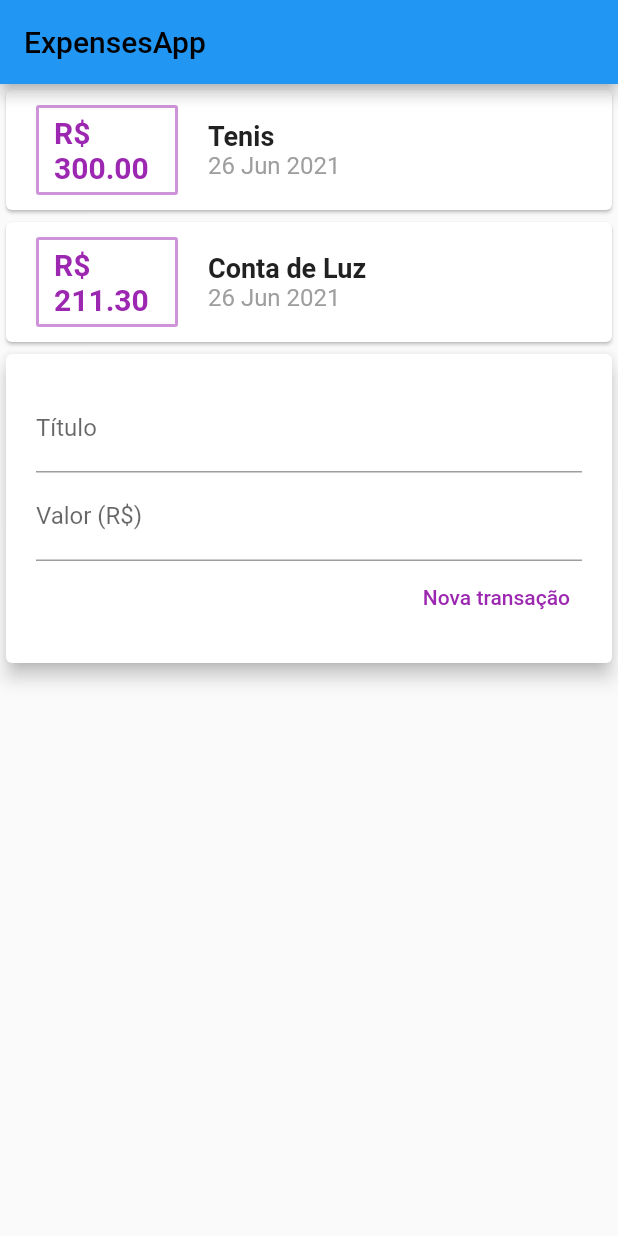
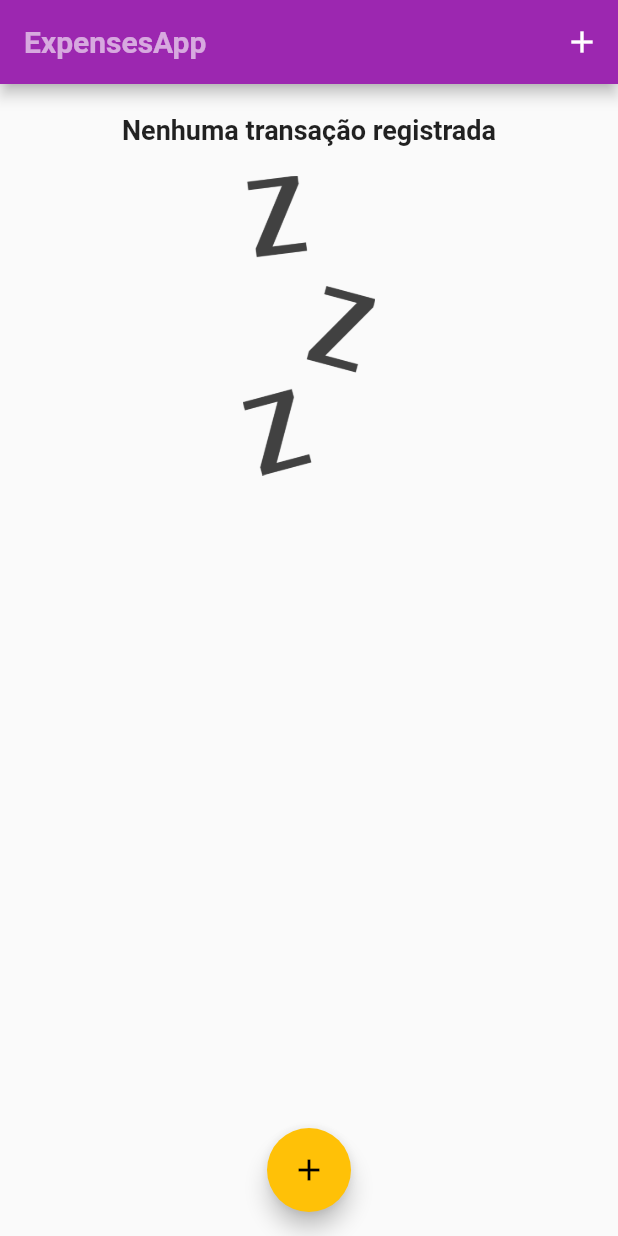
Before and after one commit to rpajf/flutter-expenses, a Flutter app: the screen it shows after launch, on a phone screen of 412 x 824 dp. Run offline on Flutter 3.47's test engine with Material 2 defaults, Android fonts, the phone set to English and light mode, and no system bars; our stand-ins replace rflutter_alert; Roboto replaces fonts that are missing (OpenSans, Roboto-Medium).

Commit message:
Text and image when transactions isEmpty

```diff
--- /dev/null
+++ b/lib/components/transaction_list.dart
@@ -0,0 +1,89 @@
+import 'package:expenses_app/models/transaction.dart';
+import 'package:flutter/material.dart';
+import 'package:intl/intl.dart';
+
+class TransactionList extends StatelessWidget {
+  final List<Transaction> transactions;
+
+  TransactionList(this.transactions);
+
+  @override
+  Widget build(BuildContext context) {
+    return Container(
+      height: 300,
+      child: transactions.isEmpty
+          ? Column(
+              children: <Widget>[
+                  SizedBox(
+                  height: 20,
+                ),
+                Text(
+                  'Nenhuma transação registrada',
+                  style: Theme.of(context).textTheme.headline6,
+                ),
+                SizedBox(
+                  height: 20,
+                ),
+                Container(
+                  height: 200,
+                  child: Image.asset(
+                    'assets/images/waiting.png',
+                    fit: BoxFit.cover,
+                  ),
+                )
+              ],
+            )
+          : ListView.builder(
+              itemCount: transactions.length,
+              itemBuilder: (cntext, index) {
+                final tr = transactions[index];
+                return Card(
+                  child: Row(
+                    children: <Widget>[
+                      Container(
+                        margin: EdgeInsets.symmetric(
+                          horizontal: 15,
+                          vertical: 10,
+                        ),
+                        decoration: BoxDecoration(
+                          border: Border.all(
+                            color: Theme.of(context).primaryColor,
+                            width: 2,
+                          ),
+                        ),
+                        padding: EdgeInsets.all(10),
+                        child: Text(
+                          'R\$ ${tr.value.toStringAsFixed(2)}',
+                          style: TextStyle(
+                            fontWeight: FontWeight.bold,
+                            fontSize: 20,
+                            color: Theme.of(context).primaryColor,
+                          ),
+                        ),
+                      ),
+                      Column(
+                        crossAxisAlignment: CrossAxisAlignment.start,
+                        children: <Widget>[
+                          Text(
+                            tr.title,
+                            style: Theme.of(context).textTheme.headline6,
+                            // style: TextStyle(
+                            //   fontSize: 16,
+                            //   fontWeight: FontWeight.bold,
+                            // ),
+                          ),
+                          Text(
+                            DateFormat('d MMM y').format(tr.date),
+                            style: TextStyle(
+                              color: Colors.grey,
+                            ),
+                          ),
+                        ],
+                      )
+                    ],
+                  ),
+                );
+              }),
+    );
+  }
+}
--- a/lib/main.dart
+++ b/lib/main.dart
@@ -1,7 +1,10 @@
+import 'dart:math';
+
 import 'package:expenses_app/models/transaction.dart';
 import 'package:flutter/material.dart';
-import 'package:intl/intl.dart';
 
+import './components/transaction_form.dart';
+import './components/transaction_list.dart';
 import './models/transaction.dart';
 
 void main() => runApp(ExpensesApp());
@@ -9,129 +12,98 @@ void main() => runApp(ExpensesApp());
 class ExpensesApp extends StatelessWidget {
   @override
   Widget build(BuildContext context) {
-    return MaterialApp(home: MyHomePage());
+    return MaterialApp(
+      home: MyHomePage(),
+      theme: ThemeData(
+          primarySwatch: Colors.purple,
+          accentColor: Colors.amber,
+          fontFamily: 'Quicksand',
+          textTheme: ThemeData.light().textTheme.copyWith(
+              headline6: TextStyle(
+                  fontFamily: 'OpenSans',
+                  fontSize: 18,
+                  fontWeight: FontWeight.bold)),
+          appBarTheme: AppBarTheme(
+              textTheme: ThemeData.light().textTheme.copyWith(
+                  headline6: TextStyle(
+                      fontFamily: 'OpenSans',
+                      fontSize: 20,
+                      color: Colors.white60,
+                      fontWeight: FontWeight.bold)))),
+    );
   }
 }
 
-class MyHomePage extends StatelessWidget {
-  String? title;
-  String? value;
+class MyHomePage extends StatefulWidget {
+  @override
+  _MyHomePageState createState() => _MyHomePageState();
+}
 
-  final _transactions = [
-    Transaction(
-      id: 't1',
-      title: 'Tenis',
-      value: 300,
+class _MyHomePageState extends State<MyHomePage> {
+  final List<Transaction> _transactions = [
+    // Transaction(
+    //   id: 't1',
+    //   title: 'Novo Tênis de Corrida',
+    //   value: 310.76,
+    //   date: DateTime.now(),
+    // ),
+    // Transaction(
+    //   id: 't2',
+    //   title: 'Conta de Luz',
+    //   value: 211.30,
+    //   date: DateTime.now(),
+    // ),
+  ];
+
+  _addTransaction(String title, double value) {
+    final newTransaction = Transaction(
+      id: Random().nextDouble().toString(),
+      title: title,
+      value: value,
       date: DateTime.now(),
-    ),
-    Transaction(
-      id: 't2',
-      title: 'Conta de Luz',
-      value: 211.30,
-      date: DateTime.now(),
-    ),
-  ];
+    );
+
+    setState(() {
+      _transactions.add(newTransaction);
+    });
+    Navigator.of(context).pop();
+  }
+
+  _openTransactionFormModal(BuildContext context) {
+    showModalBottomSheet(
+        context: context,
+        builder: (_) {
+          return TransactionForm(_addTransaction);
+        });
+  }
 
   @override
   Widget build(BuildContext context) {
     return Scaffold(
       appBar: AppBar(
-        title: Text('ExpensesApp',
-            style: TextStyle(color: Colors.black, fontSize: 20)),
+        title: Text('ExpensesApp'),
+        actions: <Widget>[
+          IconButton(
+              onPressed: () => _openTransactionFormModal(context),
+              icon: Icon(Icons.add))
+        ],
       ),
-      body: Column(
+      body: SingleChildScrollView(
+        child: Column(
           crossAxisAlignment: CrossAxisAlignment.center,
           children: <Widget>[
             Container(
               width: double.infinity,
-
-            // child: Card(
-            //   color: Colors.indigoAccent,
-            //   child: Text('Grafico'),
-            //   elevation: 5,
-            // ),
             ),
-          Column(children: <Widget>[
-            ..._transactions.map((tr) {
-              return Card(
-                  child: Row(
-                children: <Widget>[
-                  Expanded(
-                    child: Container(
-                      margin:
-                          EdgeInsets.symmetric(horizontal: 20, vertical: 10),
-                      decoration: BoxDecoration(
-                          borderRadius: BorderRadius.circular(2),
-                          border: Border.all(
-                              color: Colors.purple.shade200, width: 2)),
-                      padding: EdgeInsets.fromLTRB(10, 5, 10, 5),
-                      child: Text(
-                        'R\$ ${tr.value.toStringAsFixed(2)}',
-                        style: TextStyle(
-                            fontFamily: 'Roboto-Medium',
-                            fontSize: 20,
-                            fontWeight: FontWeight.bold,
-                            color: Colors.purple),
-                      ),
-                    ),
-                  ),
-                  Expanded(
-                    flex: 2,
-                    child: Column(
-                      crossAxisAlignment: CrossAxisAlignment.start,
-                      children: <Widget>[
-                        Text(
-                          tr.title,
-                          style: TextStyle(
-                              fontSize: 18,
-                              fontWeight: FontWeight.bold,
-                              color: Colors.grey.shade900),
-                        ),
-                        Text(
-                          DateFormat('d MMM y').format(tr.date),
-                          style: TextStyle(
-                              fontSize: 16,
-                              fontWeight: FontWeight.w400,
-                              color: Colors.grey.shade500),
-                        )
-                      ],
-                    ),
-                  )
-                ],
-              ));
-            }).toList()
-          ]),
-          Card(
-            elevation: 5,
-            child: Padding(
-              padding: const EdgeInsets.all(20),
-              child: Column(
-                children: <Widget>[
-                  TextField(
-                    onChanged: (newValue) => title = newValue,
-                    decoration: InputDecoration(labelText: 'Título'),
-                  ),
-                  TextField(
-                    onChanged: (newValue) => value = newValue,
-                    decoration: InputDecoration(labelText: 'Valor (R\$)'),
-                  ),
-                  Row(
-                    mainAxisAlignment: MainAxisAlignment.end,
-                    children: [
-                      TextButton(
-                          onPressed: () => {print(title), print(value)},
-                          child: Text(
-                            'Nova transação',
-                            style: TextStyle(color: Colors.purple),
-                          )),
-                    ],
-                  )
+            TransactionList(_transactions),
           ],
         ),
       ),
-          )
-        ],
+      floatingActionButton: FloatingActionButton(
+        child: Icon(Icons.add),
+        onPressed: () => _openTransactionFormModal(context),
       ),
+      floatingActionButtonLocation: FloatingActionButtonLocation.centerFloat,
     );
   }
 }
```
Also changed, not shown: lib/components/alert.dart (added, +28 -0 lines), lib/components/transaction_form.dart (added, +66 -0 lines), pubspec.yaml (+5 -5 lines), assets/fonts/fonts/OpenSans-Bold.ttf (added), assets/fonts/fonts/OpenSans-Regular.ttf (added), assets/fonts/fonts/Quicksand-Bold.ttf (added), assets/fonts/fonts/Quicksand-Light.ttf (added), assets/fonts/fonts/Quicksand-Medium.ttf (added), assets/fonts/fonts/Quicksand-Regular.ttf (added), assets/images/waiting.png (added), pubspec.lock. Lines whose indentation alone changed are shown as unchanged.
